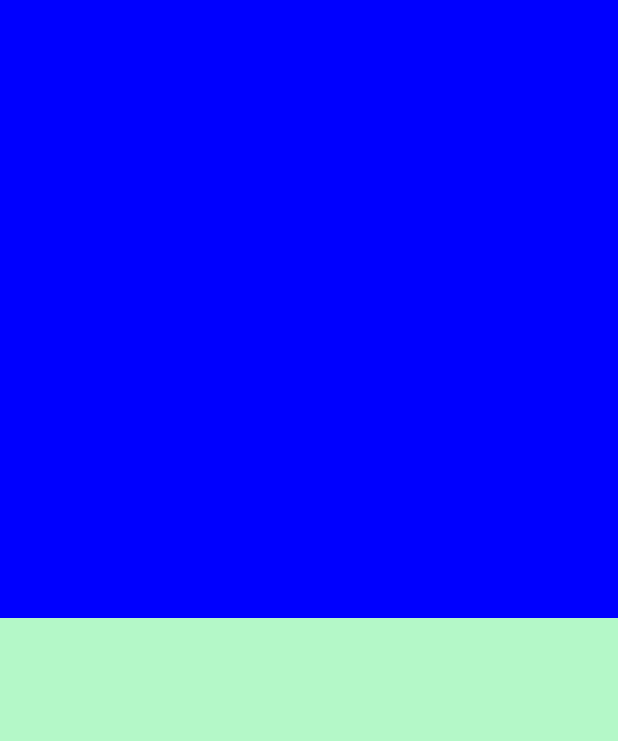
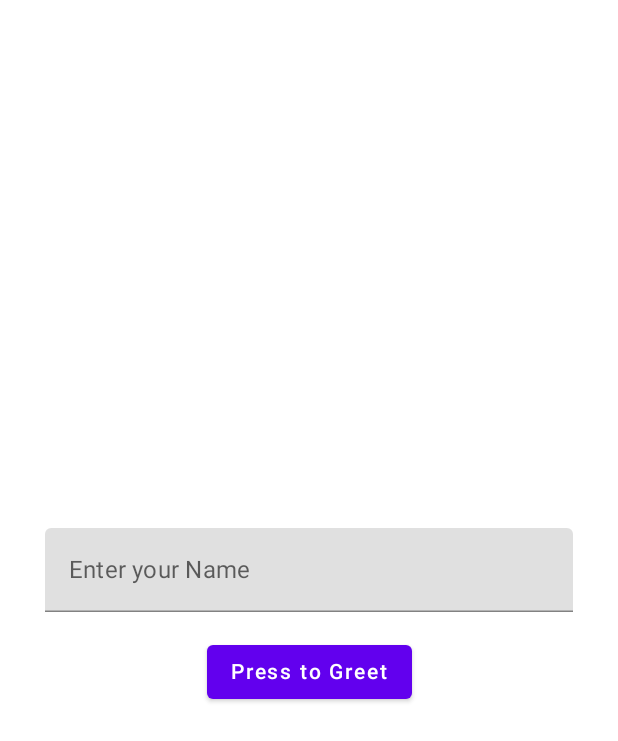
Before and after one commit to Yash-Raj-Singh/FirstCompose, an Android app built with Jetpack Compose: the screen it shows after launch (MainActivity), on a phone screen of 412 x 824 dp. Shown: the top 741 px of the screen. Run offline under Robolectric (Android 15) with nearby library versions, the phone set to English and light mode, and no system bars.

Commit message:
Learned Textfields, Buttons & Showing Snackbars

```diff
--- a/app/src/main/java/com/example/firstcompose/MainActivity.kt
+++ b/app/src/main/java/com/example/firstcompose/MainActivity.kt
@@ -1,76 +1,62 @@
 package com.example.firstcompose
 
-import android.annotation.SuppressLint
 import android.os.Bundle
-
+import android.widget.Toast
 import androidx.activity.ComponentActivity
 import androidx.activity.compose.setContent
-
-import androidx.compose.foundation.background
-import androidx.compose.foundation.clickable
-
 import androidx.compose.foundation.layout.*
-import androidx.compose.material.Text
-import androidx.compose.runtime.Composable
+import androidx.compose.material.*
 import androidx.compose.runtime.mutableStateOf
-import androidx.compose.runtime.remember
-
+import androidx.compose.runtime.*
+import androidx.compose.ui.Alignment
 import androidx.compose.ui.Modifier
-import androidx.compose.ui.graphics.Color
-import androidx.compose.ui.text.SpanStyle
-import androidx.compose.ui.text.buildAnnotatedString
-import androidx.compose.ui.text.font.Font
-import androidx.compose.ui.text.font.FontFamily
-import androidx.compose.ui.text.font.FontStyle
-import androidx.compose.ui.text.font.FontWeight
-import androidx.compose.ui.text.style.TextAlign
-import androidx.compose.ui.text.style.TextDecoration
-import androidx.compose.ui.text.withStyle
-import androidx.compose.ui.unit.sp
-import kotlin.random.Random
+import androidx.compose.ui.unit.dp
+import kotlinx.coroutines.launch
 
 
 class MainActivity : ComponentActivity() {
     override fun onCreate(savedInstanceState: Bundle?) {
         super.onCreate(savedInstanceState)
         setContent {
-            Column(Modifier.fillMaxSize()) {
+            val scaffoldState = rememberScaffoldState()
 
-                val color = remember{
-                    mutableStateOf(Color(0xffB4F8C8))
+            var textFieldState by remember{
+                mutableStateOf("")
+            }
+
+            val scope = rememberCoroutineScope()
+
+            Scaffold(modifier = Modifier
+                .fillMaxSize(),
+                scaffoldState = scaffoldState
+            ) {
+                Column(horizontalAlignment = Alignment.CenterHorizontally,
+                verticalArrangement = Arrangement.Center,
+                    modifier = Modifier
+                        .fillMaxSize()
+                        .padding(horizontal = 30.dp)
+                    ) {
+                        TextField(value = textFieldState,
+                        label = {
+                            Text("Enter your Name")
+                        },
+                            onValueChange = {
+                                textFieldState = it
+                            },
+                            singleLine = true,
+                            modifier = Modifier.fillMaxWidth()
+                            )
+                    Spacer(modifier = Modifier.height(16.dp))
+                    Button(onClick = {
+                        scope.launch {
+                            scaffoldState.snackbarHostState.showSnackbar("Hey $textFieldState!")
+                            Toast.makeText(this@MainActivity, "Hey $textFieldState!", Toast.LENGTH_SHORT).show()
+                        }
+                    }) {
+                        Text("Press to Greet")
+                    }
                 }
-
-                ColorBox(
-                    Modifier
-                        .weight(1f)
-                        .fillMaxSize()
-                ){
-                    color.value = it
-                }
-                Box(modifier = Modifier
-                    .background(color.value)
-                    .weight(1f)
-                    .fillMaxSize()
-                )
             }
         }
     }
 }
-
-@Composable
-fun ColorBox(modifier: Modifier = Modifier,updateColor: (Color)->Unit){
-
-    Box(modifier = modifier
-        .background(Color.Blue)
-        .clickable {
-            updateColor(
-                Color(
-                    Random.nextFloat(),
-                    Random.nextFloat(),
-                    Random.nextFloat(),
-                    1f
-                )
-            )
-        }
-    )
-}
```
